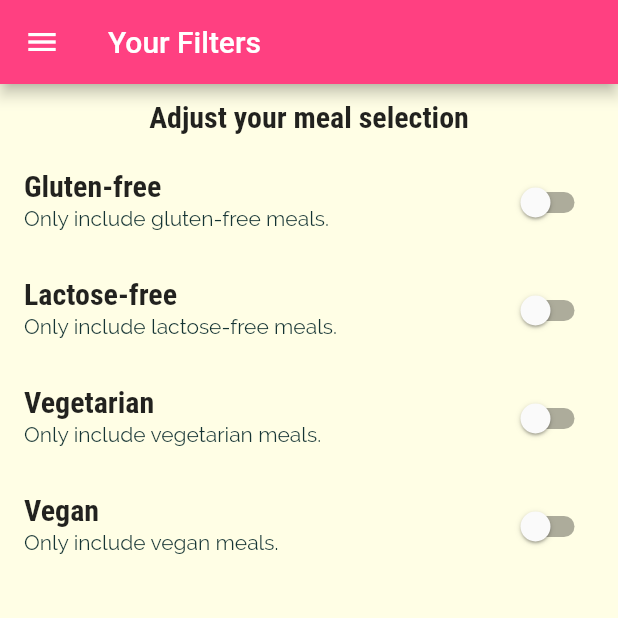
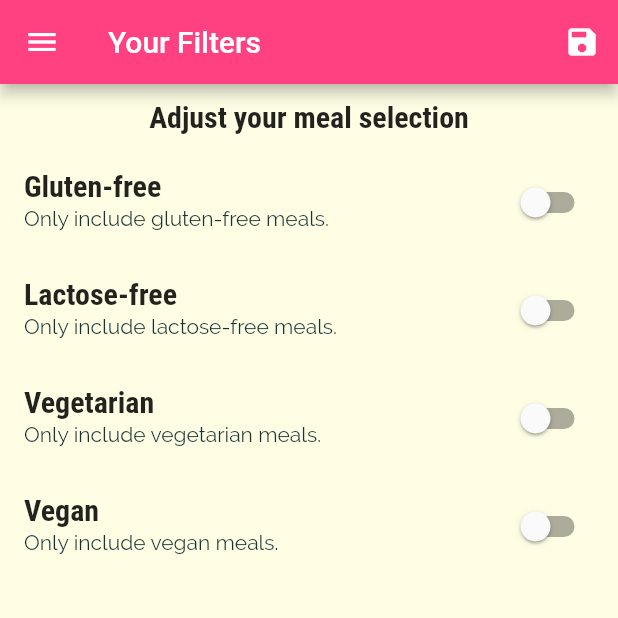
Before and after one commit to alinbabu2010/MealsApp, a Flutter app: the FiltersScreen screen opened by its route, on a phone screen of 412 x 824 dp, the top half of it. Run offline on Flutter 3.47's test engine with Material 2 defaults, Android fonts, the phone set to English and light mode, and no system bars.

Commit message:
Add filtering logic

```diff
--- a/lib/main.dart
+++ b/lib/main.dart
@@ -1,15 +1,53 @@
 import 'package:flutter/material.dart';
+import 'package:meals_app/data/dummy_meals.dart';
 import 'package:meals_app/screens/categories_meals_screen.dart';
 import 'package:meals_app/screens/filters_screen.dart';
 import 'package:meals_app/screens/meal_detail_screen.dart';
 import 'package:meals_app/screens/tabs_screen.dart';
 
+import 'models/meal.dart';
+
 void main() {
   runApp(const MyApp());
 }
 
-class MyApp extends StatelessWidget {
+class MyApp extends StatefulWidget {
   const MyApp({super.key});
+
+  @override
+  State<MyApp> createState() => _MyAppState();
+}
+
+class _MyAppState extends State<MyApp> {
+  Map<String, bool> _filters = {
+    'Gluten': false,
+    'Lactose': false,
+    'Vegan': false,
+    'Vegetarian': false,
+  };
+
+  List<Meal> _availableMeals = dummyMeals;
+
+  void _setFilters(Map<String, bool> filterData) {
+    setState(() {
+      _filters = filterData;
+      _availableMeals = dummyMeals.where((meal) {
+        if (_filters['Gluten']! && !meal.isGlutenFree) {
+          return false;
+        }
+        if (_filters['Lactose']! && !meal.isLactoseFree) {
+          return false;
+        }
+        if (_filters['Vegan']! && !meal.isVegan) {
+          return false;
+        }
+        if (_filters['Vegetarian']! && !meal.isVegetarian) {
+          return false;
+        }
+        return true;
+      }).toList();
+    });
+  }
 
   @override
   Widget build(BuildContext context) {
@@ -39,9 +77,10 @@ class MyApp extends StatelessWidget {
       routes: {
         TabsScreen.routeName: (context) => const TabsScreen(),
         CategoriesMealsScreen.routeName: (context) =>
-            const CategoriesMealsScreen(),
+            CategoriesMealsScreen(availableMeals: _availableMeals),
         MealDetailsScreen.routeName: (context) => const MealDetailsScreen(),
-        FiltersScreen.routeName: (context) => const FiltersScreen(),
+        FiltersScreen.routeName: (context) =>
+            FiltersScreen(saveFilters: _setFilters, filters: _filters),
       },
     );
   }
--- a/lib/screens/categories_meals_screen.dart
+++ b/lib/screens/categories_meals_screen.dart
@@ -1,14 +1,15 @@
 import 'package:flutter/material.dart';
-import 'package:meals_app/data/dummy_meals.dart';
 import 'package:meals_app/widgets/meal_item.dart';
 
 import '../models/meal.dart';
 
 class CategoriesMealsScreen extends StatefulWidget {
+  final List<Meal> availableMeals;
   static const String routeName = 'categories_meals';
 
   const CategoriesMealsScreen({
     Key? key,
+    required this.availableMeals,
   }) : super(key: key);
 
   @override
@@ -26,7 +27,7 @@ class _CategoriesMealsScreenState extends State<CategoriesMealsScreen> {
         ModalRoute.of(context)?.settings.arguments as Map<String, String>;
     final categoryId = routeArgs['id'].toString();
     categoryTitle = routeArgs['title'].toString();
-    categoryMeals = dummyMeals.where((meal) {
+    categoryMeals = widget.availableMeals.where((meal) {
       return meal.categories.contains(categoryId);
     }).toList();
   }
--- a/lib/screens/filters_screen.dart
+++ b/lib/screens/filters_screen.dart
@@ -3,8 +3,14 @@ import 'package:meals_app/widgets/main_drawer.dart';
 
 class FiltersScreen extends StatefulWidget {
   static const routeName = 'filter_screen';
+  final Function saveFilters;
+  final Map<String, bool> filters;
 
-  const FiltersScreen({Key? key}) : super(key: key);
+  const FiltersScreen({
+    Key? key,
+    required this.saveFilters,
+    required this.filters,
+  }) : super(key: key);
 
   @override
   State<FiltersScreen> createState() => _FiltersScreenState();
@@ -15,6 +21,15 @@ class _FiltersScreenState extends State<FiltersScreen> {
   var _vegetarian = false;
   var _vegan = false;
   var _lactoseFree = false;
+
+  @override
+  void initState() {
+    super.initState();
+    _glutenFree = widget.filters['Gluten']!;
+    _vegetarian = widget.filters['Vegetarian']!;
+    _vegan = widget.filters['Vegan']!;
+    _lactoseFree = widget.filters['Lactose']!;
+  }
 
   SwitchListTile buildSwitchListTile(
     String title,
@@ -34,7 +49,23 @@ class _FiltersScreenState extends State<FiltersScreen> {
   @override
   Widget build(BuildContext context) {
     return Scaffold(
-      appBar: AppBar(title: const Text("Your Filters")),
+      appBar: AppBar(
+        title: const Text("Your Filters"),
+        actions: [
+          IconButton(
+            onPressed: () {
+              final filters = {
+                'Gluten': _glutenFree,
+                'Lactose': _lactoseFree,
+                'Vegan': _vegan,
+                'Vegetarian': _vegetarian,
+              };
+              widget.saveFilters(filters);
+            },
+            icon: const Icon(Icons.save),
+          )
+        ],
+      ),
       drawer: const MainDrawer(),
       body: Column(
         children: [
```
